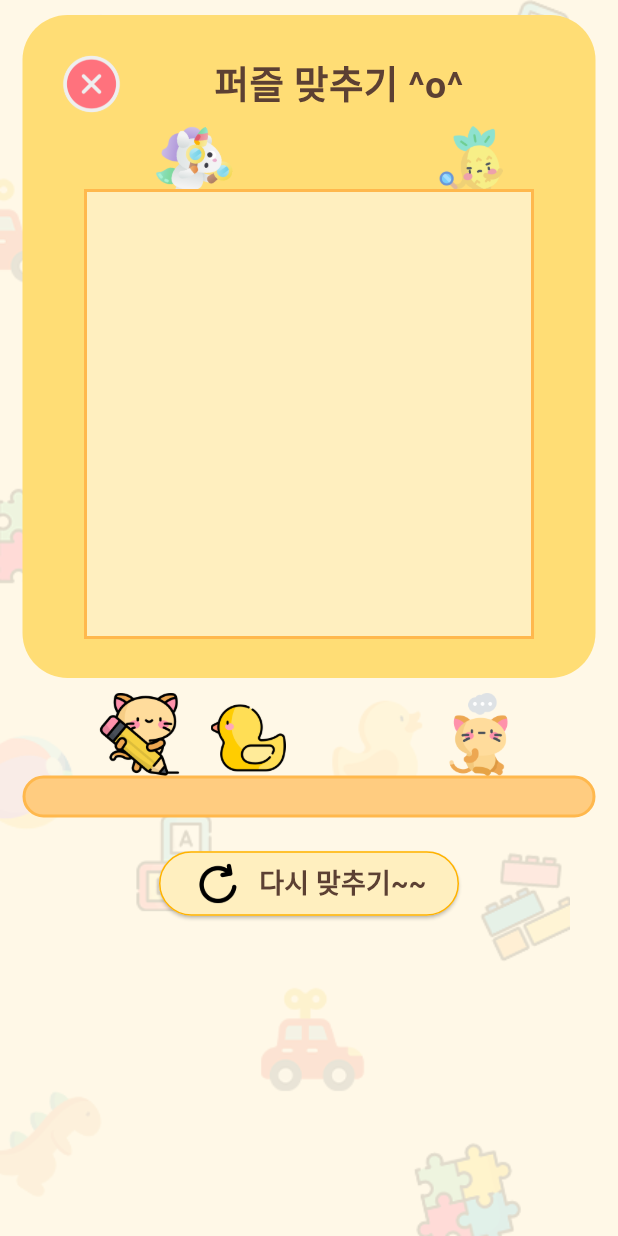
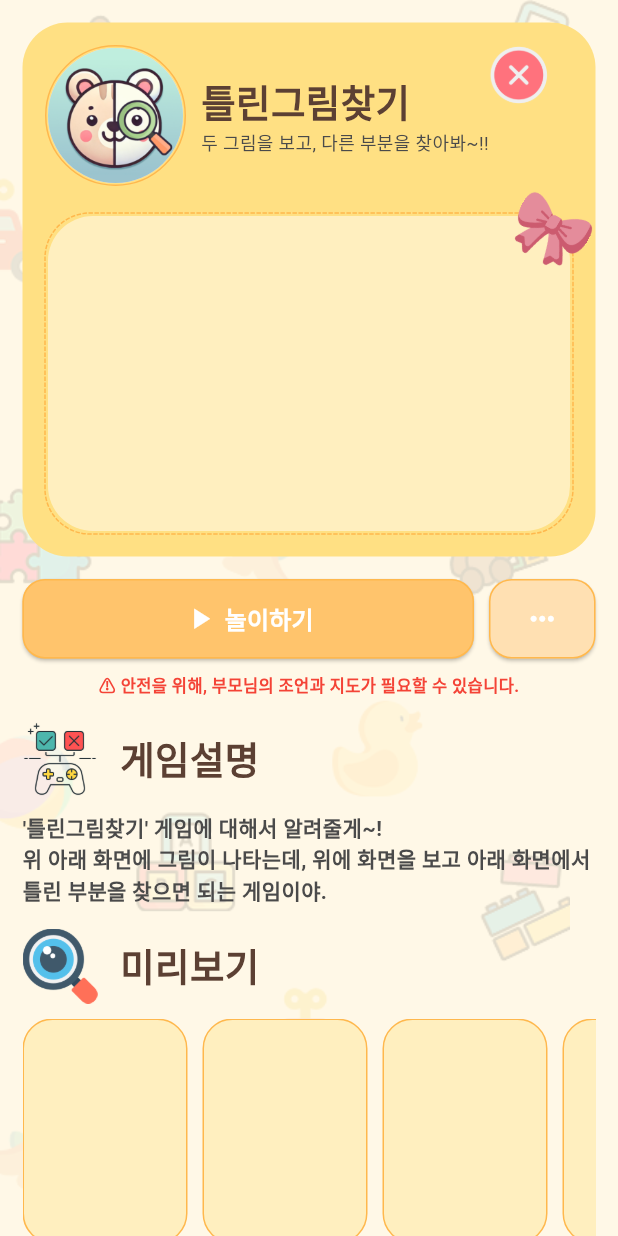
Before and after one commit to KimShun/SW_PlaySchool, a Flutter app: the screen it shows after launch, on a phone screen of 412 x 824 dp. Run offline on Flutter 3.47's test engine with Material 3 defaults, Android fonts, the phone set to English and light mode, and no system bars; drawn by our look-alikes of dotted_border; our stand-ins replace audioplayers, bloc, equatable, flutter_bloc, go_router, lottie; missing offline and left inert: linear_progress_bar.

Commit message:
[NEW] 게임 상세페이지 완료

```diff
--- a/playschool/lib/main.dart
+++ b/playschool/lib/main.dart
@@ -2,6 +2,7 @@ import 'package:flutter/material.dart';
 import 'package:flutter_bloc/flutter_bloc.dart';
 import 'package:go_router/go_router.dart';
 import 'package:playschool/src/common/component/color.dart';
+import 'package:playschool/src/common/detailGame/detailGame.dart';
 import 'package:playschool/src/home.dart';
 import 'package:playschool/src/myPage/myPage.dart';
 import 'package:playschool/src/puzzleGame/cubit/puzzleCubit.dart';
@@ -36,7 +37,7 @@ class _MyAppState extends State<MyApp> {
 }
 
 final GoRouter _router = GoRouter(
-  initialLocation: "/puzzleGame",
+  initialLocation: "/detailGame",
   routes: [
     GoRoute(
       path: "/",
@@ -49,6 +50,10 @@ final GoRouter _router = GoRouter(
     GoRoute(
       path: "/puzzleGame",
       builder: (context, state) => const PuzzleGame(),
+    ),
+    GoRoute(
+      path: "/detailGame",
+      builder: (context, state) => const DetailGameScreen(),
     )
   ]
 );
--- /dev/null
+++ b/playschool/lib/src/common/detailGame/detailGame.dart
@@ -0,0 +1,358 @@
+import 'package:dotted_border/dotted_border.dart';
+import 'package:flutter/material.dart';
+import 'package:playschool/src/common/component/color.dart';
+
+class DetailGameScreen extends StatelessWidget {
+  const DetailGameScreen({super.key});
+
+  @override
+  Widget build(BuildContext context) {
+    return Scaffold(
+      extendBody: true,
+      body: Stack(
+        children: [
+          Opacity(
+            opacity: 0.15,
+            child: Image.asset("assets/background/main_bg.png"),
+          ),
+          SafeArea(
+            child: SingleChildScrollView(
+              scrollDirection: Axis.vertical,
+              child: Padding(
+                padding: const EdgeInsets.all(15.0),
+                child: Column(
+                  children: [
+                    _detailHeader(),
+                    const SizedBox(height: 15),
+                    _detailButtons(),
+                    const SizedBox(height: 15),
+                    _detailDescription(),
+                    const SizedBox(height: 15),
+                    _detailPreview(),
+                    const SizedBox(height: 15),
+                    _detailDifficult(),
+                  ],
+                ),
+              ),
+            ),
+          )
+        ],
+      ),
+    );
+  }
+}
+
+class _detailHeader extends StatelessWidget {
+  const _detailHeader({super.key});
+
+  @override
+  Widget build(BuildContext context) {
+    return Stack(
+      children: [
+        Container(
+          decoration: BoxDecoration(
+              borderRadius: BorderRadius.circular(30),
+              color: PLAY_HEADER_COLOR
+          ),
+          child: Padding(
+            padding: const EdgeInsets.all(15.0),
+            child: Column(
+              children: [
+                Row(
+                  crossAxisAlignment: CrossAxisAlignment.start,
+                  children: [
+                    Row(
+                      children: [
+                        Container(
+                          padding: const EdgeInsets.all(1),
+                          decoration: BoxDecoration(
+                            shape: BoxShape.circle,
+                            border: Border.all(color: PLAY_STROKE_COLOR, width:1),
+                          ),
+                          child: const CircleAvatar(
+                            radius: 45,
+                            backgroundImage: AssetImage("assets/icon/wrongPicture.jpg"),
+                          ),
+                        ),
+                        const SizedBox(width: 10),
+                        Column(
+                          crossAxisAlignment: CrossAxisAlignment.start,
+                          children: [
+                            Text("틀린그림찾기",
+                              style: TextStyle(
+                                  color: Y_TEXT_COLOR,
+                                  fontWeight: FontWeight.bold,
+                                  fontSize: 25.0
+                              ),
+                            ),
+                            Text("두 그림을 보고, 다른 부분을 찾아봐~!!",
+                              style: TextStyle(
+                                  color: TEXT_COLOR,
+                                  fontWeight: FontWeight.normal,
+                                  fontSize: 12.0
+                              ),
+                            ),
+                          ],
+                        ),
+                      ],
+                    ),
+                    GestureDetector(
+                      onTap: () {
+
+                      },
+                      child: Image.asset("assets/icon/exit.png",
+                        width: 40,
+                        height: 40,
+                      ),
+                    )
+                  ],
+                ),
+                const SizedBox(height: 18),
+                DottedBorder(
+                    color: PLAY_STROKE_COLOR,
+                    borderType: BorderType.RRect,
+                    radius: const Radius.circular(30),
+                    child: Container(
+                      height: 210,
+                      decoration: BoxDecoration(
+                          color: PLAY_CARD_COLOR,
+                          borderRadius: BorderRadius.circular(30)
+                      ),
+                    )
+                ),
+              ],
+            ),
+          ),
+        ),
+        Positioned(
+          top: MediaQuery.of(context).size.width * 0.28,
+          right: MediaQuery.of(context).size.width * 0.015,
+          child: Transform.rotate(
+            angle: 30 * 3.1415927 / 180,
+            child: Image.asset("assets/icon/ribbon.png",
+              width: 50,
+              height: 50,
+            ),
+          )
+        )
+      ],
+    );
+  }
+}
+
+class _detailButtons extends StatelessWidget {
+  const _detailButtons({super.key});
+
+  @override
+  Widget build(BuildContext context) {
+    return Column(
+      children: [
+        Row(
+          children: [
+            Expanded(
+              child: ElevatedButton(
+                  onPressed: () {},
+                  style: ElevatedButton.styleFrom(
+                      shape: RoundedRectangleBorder(
+                        borderRadius: BorderRadius.circular(15), // 모서리 둥글게
+                      ),
+                      side: BorderSide(color: PLAY_STROKE_COLOR, width: 1),
+                      backgroundColor: PLAY_BTN_COLOR
+                  ),
+                  child: Padding(
+                    padding: const EdgeInsets.symmetric(vertical: 15.0),
+                    child: Row(
+                      mainAxisAlignment: MainAxisAlignment.center,
+                      children: [
+                        Icon(Icons.play_arrow,
+                          color: Colors.white,
+                          size: 23,
+                        ),
+                        const SizedBox(width: 5),
+                        Text("놀이하기",
+                          style: TextStyle(
+                              color: Colors.white,
+                              fontWeight: FontWeight.bold,
+                              fontSize: 16.0
+                          ),
+                        ),
+                      ],
+                    ),
+                  )
+              ),
+            ),
+            const SizedBox(width: 10),
+            ElevatedButton(
+                onPressed: () {},
+                style: ElevatedButton.styleFrom(
+                    shape: RoundedRectangleBorder(
+                      borderRadius: BorderRadius.circular(15), // 모서리 둥글게
+                    ),
+                    side: BorderSide(color: PLAY_STROKE_COLOR, width: 1),
+                    backgroundColor: PLAY_MORE_COLOR
+                ),
+                child: Padding(
+                  padding: const EdgeInsets.symmetric(vertical: 15.0),
+                  child: const Row(
+                    children: [
+                      Icon(Icons.more_horiz,
+                        color: Colors.white,
+                        size: 23,
+                      ),
+                    ],
+                  ),
+                )
+            )
+          ],
+        ),
+        const SizedBox(height: 10),
+        Text("⚠️ 안전을 위해, 부모님의 조언과 지도가 필요할 수 있습니다.",
+          style: TextStyle(
+            fontSize: 11.0,
+            fontWeight: FontWeight.bold,
+            color: Colors.red,
+          ),
+        ),
+      ],
+    );
+  }
+}
+
+class _detailDescription extends StatelessWidget {
+  const _detailDescription({super.key});
+
+  @override
+  Widget build(BuildContext context) {
+    return Column(
+      children: [
+        Row(
+          children: [
+            Image.asset("assets/icon/game.png",
+              width: 50,
+              height: 50,
+            ),
+            const SizedBox(width: 15),
+            Text("게임설명",
+              style: TextStyle(
+                  color: Y_TEXT_COLOR,
+                  fontSize: 25.0,
+                  fontWeight: FontWeight.bold
+              ),
+            )
+          ],
+        ),
+        const SizedBox(height: 10),
+        Text("'틀린그림찾기' 게임에 대해서 알려줄게~! \n위 아래 화면에 그림이 나타는데, 위에 화면을 보고 아래 화면에서 틀린 부분을 찾으면 되는 게임이야.",
+          style: TextStyle(
+              color: TEXT_COLOR,
+              fontWeight: FontWeight.bold
+          ),
+        )
+      ],
+    );
+  }
+}
+
+class _detailPreview extends StatelessWidget {
+  const _detailPreview({super.key});
+
+  @override
+  Widget build(BuildContext context) {
+    return Column(
+      children: [
+        Row(
+          children: [
+            Image.asset("assets/icon/search.png",
+              width: 50,
+              height: 50,
+            ),
+            const SizedBox(width: 15),
+            Text("미리보기",
+              style: TextStyle(
+                  color: Y_TEXT_COLOR,
+                  fontSize: 25.0,
+                  fontWeight: FontWeight.bold
+              ),
+            )
+          ],
+        ),
+        const SizedBox(height: 10),
+        SizedBox(
+          height: 150,
+          child: ListView.separated(
+              scrollDirection: Axis.horizontal,
+              physics: ClampingScrollPhysics(),
+              itemCount: 4,
+              separatorBuilder: (context, index) => const SizedBox(width: 10),
+              itemBuilder: (context, index) {
+                return Container(
+                  width: 110,
+                  decoration: BoxDecoration(
+                      color: PLAY_CARD_COLOR,
+                      border: Border.all(color: PLAY_STROKE_COLOR, width: 1),
+                      borderRadius: BorderRadius.circular(20)
+                  ),
+                );
+              }
+          ),
+        )
+      ],
+    );
+  }
+}
+
+class _detailDifficult extends StatelessWidget {
+  const _detailDifficult({super.key});
+
+  @override
+  Widget build(BuildContext context) {
+    return Column(
+      crossAxisAlignment: CrossAxisAlignment.start,
+      children: [
+        Row(
+          children: [
+            Image.asset("assets/icon/difficulty.png",
+              width: 50,
+              height: 50,
+            ),
+            const SizedBox(width: 15),
+            Text("게임 난이도",
+              style: TextStyle(
+                  color: Y_TEXT_COLOR,
+                  fontSize: 25.0,
+                  fontWeight: FontWeight.bold
+              ),
+            )
+          ],
+        ),
+        const SizedBox(height: 5),
+        Row(
+          children: [
+            ...List.generate(1, (index) =>
+                Padding(
+                  padding: const EdgeInsets.only(right: 8),
+                  child: Image.asset("assets/icon/favourite (1).png",
+                    width: 45, height: 45,
+                  ),
+                )),
+            ...List.generate(5-1, (index) =>
+                Padding(
+                  padding: const EdgeInsets.only(right: 8),
+                  child: Image.asset("assets/icon/favourite.png",
+                    width: 45, height: 45,
+                  ),
+                ))
+          ],
+        ),
+        const SizedBox(height: 10),
+        Text("연령에 관계없이 누구나 재미있게 즐길 수 있어요!!",
+          style: TextStyle(
+              color: PLAY_STROKE_COLOR,
+              fontSize: 13.0,
+              fontWeight: FontWeight.bold
+          ),
+        )
+      ],
+    );
+  }
+}
--- a/playschool/lib/src/puzzleGame/puzzle.dart
+++ b/playschool/lib/src/puzzleGame/puzzle.dart
@@ -344,7 +344,7 @@ class PuzzleGame extends StatelessWidget {
                         ),
                       ),
                       child: const Text(
-                        "나가기",
+                        "확인",
                         style: TextStyle(fontSize: 16, fontWeight: FontWeight.bold),
                       ),
                     ),
```
Also changed, not shown: 1 other file.
